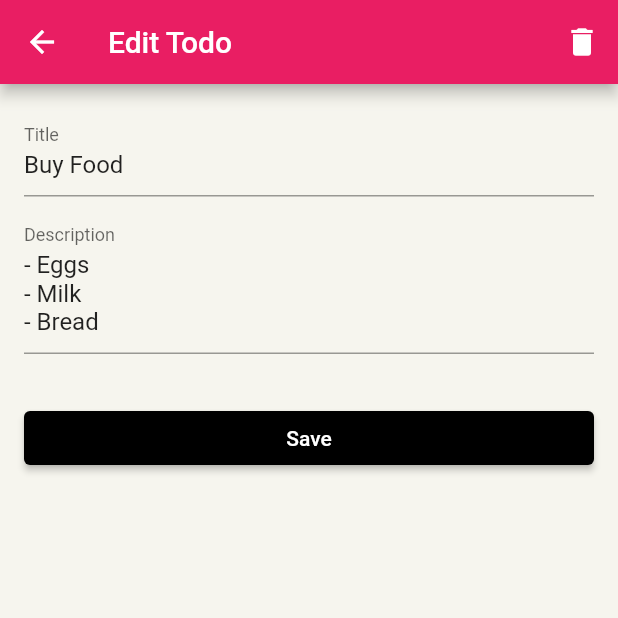
After one commit to umermunir10/todo_app, a Flutter app: the screen it shows after launch, after a tap on "Buy Food", on a phone screen of 412 x 824 dp, the top half of it. The commit adds this screen. Run offline on Flutter 3.47's test engine with Material 2 defaults, Android fonts, the phone set to English and light mode, and no system bars; our stand-ins replace flutter_slidable.

Commit message:
Second Commit

```diff
--- /dev/null
+++ b/lib/pages/edit_todo_page.dart
@@ -0,0 +1,78 @@
+import 'package:flutter/material.dart';
+import 'package:provider/provider.dart';
+import 'package:todo_app/provider/todos.dart';
+import 'package:todo_app/widgets/todo_form_widget.dart';
+import 'package:todo_app/model/todo.dart';
+
+class EditTodoPage extends StatefulWidget {
+  final Todo todo;
+  const EditTodoPage({super.key, required this.todo});
+
+  @override
+  State<EditTodoPage> createState() => _EditTodoPageState();
+}
+
+class _EditTodoPageState extends State<EditTodoPage> {
+  final _formKey = GlobalKey<FormState>();
+
+  late String title;
+  late String description;
+
+  @override
+  void initState() {
+    super.initState();
+
+    title = widget.todo.title;
+    description = widget.todo.description;
+  }
+
+  @override
+  Widget build(BuildContext context) {
+    void saveTodo() {
+      final isValid = _formKey.currentState!.validate();
+      if (!isValid) {
+        return;
+      } else {
+        final provider = Provider.of<TodosProvider>(context, listen: false);
+        provider.updateTodo(widget.todo, title, description);
+        Navigator.of(context).pop();
+      }
+    }
+
+    return Scaffold(
+        appBar: AppBar(
+          title: const Text('Edit Todo'),
+          actions: [
+            IconButton(
+                onPressed: () {
+                  final provider =
+                      Provider.of<TodosProvider>(context, listen: false);
+                  provider.removeTodo(widget.todo);
+                  Navigator.of(context).pop();
+                },
+                icon: const Icon(Icons.delete))
+          ],
+        ),
+        body: Padding(
+          padding: const EdgeInsets.all(16.0),
+          child: Form(
+            key: _formKey,
+            child: TodoFormWidget(
+              title: title,
+              description: description,
+              onChangedTitle: (title) {
+                setState(() {
+                  this.title = title;
+                });
+              },
+              onChangedDescription: (decsription) {
+                setState(() {
+                  description = description;
+                });
+              },
+              onSavedTodo: saveTodo,
+            ),
+          ),
+        ));
+  }
+}
--- a/lib/pages/home_page.dart
+++ b/lib/pages/home_page.dart
@@ -2,6 +2,7 @@ import 'package:flutter/material.dart';
 import 'package:todo_app/main.dart';
 import 'package:todo_app/widgets/add_todo_dialog.dart';
 import 'package:todo_app/widgets/todo_list_widget.dart';
+import 'package:todo_app/widgets/completed_list_widget.dart';
 
 class HomePage extends StatefulWidget {
   const HomePage({super.key});
@@ -15,7 +16,7 @@ class _HomePageState extends State<HomePage> {
 
   @override
   Widget build(BuildContext context) {
-    final tabs = [const TodoListWidget(), Container()];
+    final tabs = [const TodoListWidget(), const CompletedListWidget()];
 
     return Scaffold(
       appBar: AppBar(
--- a/lib/provider/todos.dart
+++ b/lib/provider/todos.dart
@@ -18,4 +18,32 @@ class TodosProvider extends ChangeNotifier {
   ];
 
   List<Todo> get todos => _todos.where((todo) => todo.isDone == false).toList();
+
+  List<Todo> get todosCompleted =>
+      _todos.where((todo) => todo.isDone == true).toList();
+
+  void addTodo(Todo todo) {
+    _todos.add(todo);
+
+    notifyListeners();
+  }
+
+  void removeTodo(Todo todo) {
+    _todos.remove(todo);
+
+    notifyListeners();
+  }
+
+  bool toggleTodoStatus(Todo todo) {
+    todo.isDone = !todo.isDone;
+    notifyListeners();
+    return todo.isDone;
+  }
+
+  void updateTodo(Todo todo, String title, String description) {
+    todo.title = title;
+    todo.description = description;
+
+    notifyListeners();
+  }
 }
--- a/lib/widgets/todo_widget.dart
+++ b/lib/widgets/todo_widget.dart
@@ -1,6 +1,10 @@
 import 'package:flutter/material.dart';
 import 'package:flutter_slidable/flutter_slidable.dart';
+import 'package:provider/provider.dart';
 import 'package:todo_app/model/todo.dart';
+import 'package:todo_app/provider/todos.dart';
+import 'package:todo_app/utils.dart';
+import 'package:todo_app/pages/edit_todo_page.dart';
 
 class TodoWidget extends StatelessWidget {
   final Todo todo;
@@ -9,7 +13,15 @@ class TodoWidget extends StatelessWidget {
 
   @override
   Widget build(BuildContext context) {
-    Widget buildTodo(BuildContext context) => Container(
+    void editTodo(BuildContext context, Todo todo) =>
+        Navigator.of(context).push(
+            MaterialPageRoute(builder: (context) => EditTodoPage(todo: todo)));
+
+    Widget buildTodo(BuildContext context) => GestureDetector(
+          onTap: () {
+            editTodo(context, todo);
+          },
+          child: Container(
             color: Colors.white,
             padding: const EdgeInsets.all(20),
             child: Row(
@@ -18,7 +30,13 @@ class TodoWidget extends StatelessWidget {
                   activeColor: Theme.of(context).primaryColor,
                   checkColor: Colors.white,
                   value: todo.isDone,
-                onChanged: (value) {},
+                  onChanged: (value) {
+                    final provider =
+                        Provider.of<TodosProvider>(context, listen: false);
+                    final isDone = provider.toggleTodoStatus(todo);
+                    Utils.showSnackBar(context,
+                        isDone ? 'Task Completed' : 'Task Marked Incomplete');
+                  },
                 ),
                 const SizedBox(
                   width: 20,
@@ -45,24 +63,36 @@ class TodoWidget extends StatelessWidget {
                 ))
               ],
             ),
+          ),
         );
+
+    void deleteTodo(BuildContext context, Todo todo) {
+      final provider = Provider.of<TodosProvider>(context, listen: false);
+      provider.removeTodo(todo);
+
+      Utils.showSnackBar(context, 'Deleted the Task');
+    }
 
     return ClipRRect(
       borderRadius: BorderRadius.circular(16),
       child: Slidable(
           key: Key(todo.id),
-          startActionPane: const ActionPane(motion: StretchMotion(), children: [
+          startActionPane: ActionPane(motion: const StretchMotion(), children: [
             SlidableAction(
-              onPressed: null,
+              onPressed: (BuildContext) {
+                editTodo(context, todo);
+              },
               icon: Icons.edit,
               foregroundColor: Colors.white,
               backgroundColor: Colors.green,
               label: 'Edit',
             )
           ]),
-          endActionPane: const ActionPane(motion: StretchMotion(), children: [
+          endActionPane: ActionPane(motion: const StretchMotion(), children: [
             SlidableAction(
-              onPressed: null,
+              onPressed: (BuildContext) {
+                deleteTodo(context, todo);
+              },
               icon: Icons.delete,
               foregroundColor: Colors.white,
               backgroundColor: Colors.red,
```
Also changed, not shown: lib/utils.dart (added, +10 -0 lines), lib/widgets/add_todo_dialog.dart (+31 -2 lines), lib/widgets/completed_list_widget.dart (added, +27 -0 lines). Lines whose indentation alone changed are shown as unchanged.
